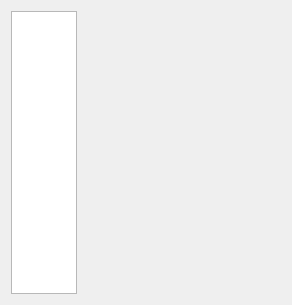
ayoy/qtwitter, file qtwitter-app/src/pluginmgr/pluginmanagerwidget.ui: the form before one commit.
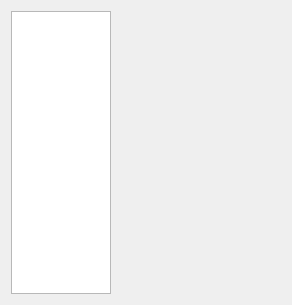
The form after the commit.

Patch:
```diff
--- a/qtwitter-app/src/pluginmgr/pluginmanagerwidget.ui
+++ b/qtwitter-app/src/pluginmgr/pluginmanagerwidget.ui
@@ -22,6 +22,12 @@
        <verstretch>0</verstretch>
       </sizepolicy>
      </property>
+     <property name="minimumSize">
+      <size>
+       <width>100</width>
+       <height>0</height>
+      </size>
+     </property>
     </widget>
    </item>
    <item>
```
Left out of the diff: 2 changed lines with no effect on the pictures.
